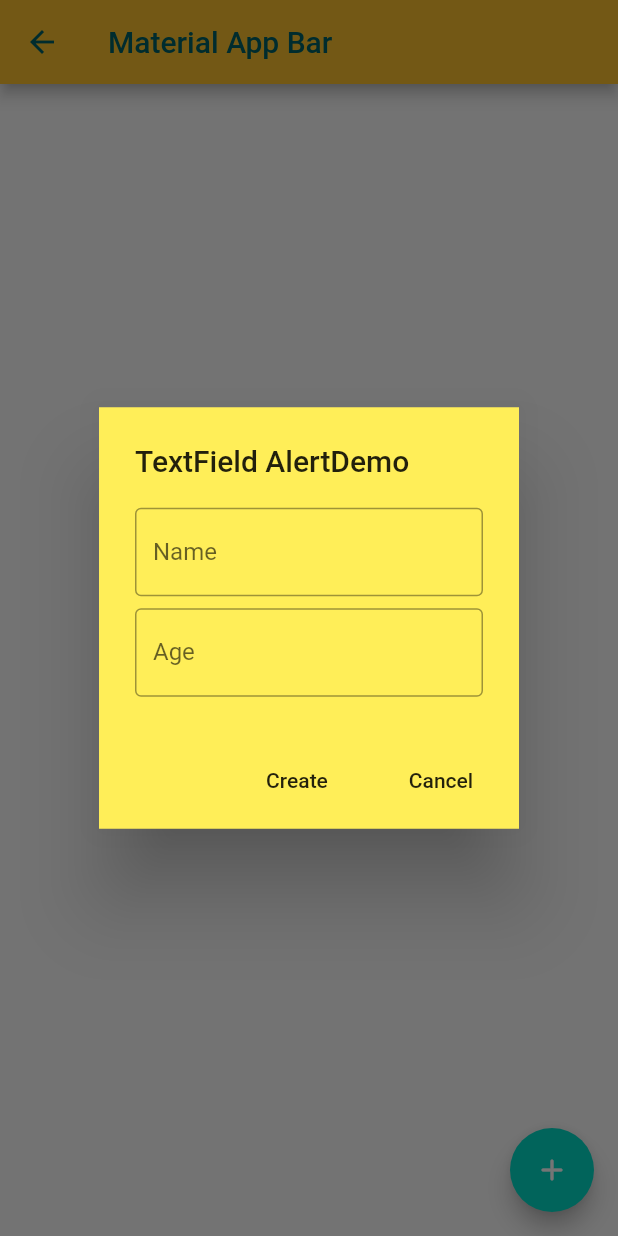
After one commit to black-coda/state_management_using_riverpod, a Flutter app: the PersonApp screen opened directly, after a tap on the "add" icon, on a phone screen of 412 x 824 dp. The commit adds this screen. Run offline on Flutter 3.47's test engine with Material 2 defaults, Android fonts, the phone set to English and light mode, and no system bars; our stand-ins replace hooks_riverpod.

Commit message:
cooking: changeNotifier ⚡

```diff
--- /dev/null
+++ b/lib/person.app.2.dart
@@ -0,0 +1,113 @@
+import 'dart:collection';
+
+import 'package:flutter/material.dart';
+import 'package:hooks_riverpod/hooks_riverpod.dart';
+import 'package:uuid/uuid.dart';
+
+@immutable
+class Person {
+  final String name;
+  final int age;
+  final String uuid;
+
+  Person({required this.name, required this.age, String? uuid})
+      : uuid = uuid ?? const Uuid().v4();
+
+  Person copyWith({
+    String? name,
+    int? age,
+  }) {
+    return Person(
+      name: name ?? this.name,
+      age: age ?? this.age,
+      uuid: uuid,
+    );
+  }
+
+  @override
+  bool operator ==(covariant Person other) {
+    if (identical(this, other)) return true;
+
+    return other.uuid == uuid;
+  }
+
+  @override
+  int get hashCode => uuid.hashCode;
+
+  String get displayName => "$name ${(age)}";
+}
+
+class PersonNotifier extends ChangeNotifier {
+  final List<Person> _people = [];
+  UnmodifiableListView<Person> get people => UnmodifiableListView(_people);
+  int get count => _people.length;
+
+  void add(Person person) {
+    _people.add(person);
+    notifyListeners();
+  }
+
+  void remove(Person person) {
+    _people.remove(person);
+    notifyListeners();
+  }
+
+  void update(Person updatedPerson) {
+    final personIndex = _people.indexOf(updatedPerson);
+    final person = _people[personIndex];
+
+    if (person.name != updatedPerson.name || person.age != updatedPerson.age) {
+      _people[personIndex] = person.copyWith(
+        name: updatedPerson.name,
+        age: updatedPerson.age,
+      );
+      notifyListeners();
+    }
+  }
+}
+
+final personProvider = ChangeNotifierProvider<PersonNotifier>((ref) {
+  return PersonNotifier();
+});
+
+final _nameController = TextEditingController();
+final _ageController = TextEditingController();
+
+Future<Person?> createOrUpdatePersonDialog(BuildContext context,
+    [Person? existingPerson]) {
+  String? name = existingPerson?.name.trim();
+  int? age = existingPerson?.age;
+
+  _nameController.text = name ?? '';
+  _ageController.text = age?.toString() ?? '';
+
+  return showDialog<Person?>(
+    context: context,
+    builder: (context) {
+      return AlertDialog(
+        title: const Text("Create Person Object"),
+        content: Column(
+          children: [
+            TextField(
+              autocorrect: true,
+              controller: _nameController,
+              decoration:
+                  const InputDecoration.collapsed(hintText: "Enter your name"),
+            )
+          ],
+        ),
+      );
+    },
+  );
+}
+
+class PersonedApp extends StatelessWidget {
+  const PersonedApp({super.key});
+
+  @override
+  Widget build(BuildContext context) {
+    return const Scaffold(
+      body: SingleChildScrollView(),
+    );
+  }
+}
--- /dev/null
+++ b/lib/person.app.dart
@@ -0,0 +1,179 @@
+// ignore_for_file: public_member_api_docs, sort_constructors_first
+import 'package:flutter/material.dart';
+import 'package:hooks_riverpod/hooks_riverpod.dart';
+import 'package:uuid/uuid.dart';
+
+@immutable
+class Person {
+  final String id;
+  final String name;
+  final String age;
+  Person({
+    required this.name,
+    required this.age,
+  }) : id = const Uuid().v4();
+
+  Person copyWith({
+    String? name,
+    String? age,
+  }) {
+    return Person(
+      name: name ?? this.name,
+      age: age ?? this.age,
+    );
+  }
+
+  @override
+  bool operator ==(covariant Person other) {
+    if (identical(this, other)) return true;
+
+    return other.name == name && other.age == age;
+  }
+
+  @override
+  int get hashCode => name.hashCode ^ age.hashCode;
+}
+
+class PersonNotifier extends StateNotifier<List<Person>> {
+  PersonNotifier() : super([]);
+
+  void create(Person person) {
+    state = [
+      ...state,
+      person,
+    ];
+  }
+
+  void update(Person person) {
+    final index = state.indexOf(person);
+    final old = state[index];
+
+    if (old.name != person.name || old.age != person.age) {
+      state[index] = old.copyWith(name: person.name, age: person.age);
+    }
+  }
+}
+
+final personProvider =
+    StateNotifierProvider<PersonNotifier, List<Person>>((ref) {
+  return PersonNotifier();
+});
+
+// class PersonApp extends ConsumerWidget {
+//   const PersonApp({super.key});
+
+//   @override
+//   Widget build(BuildContext context, WidgetRef ref) {}
+// }
+
+class PersonApp extends ConsumerStatefulWidget {
+  const PersonApp({super.key});
+
+  @override
+  ConsumerState<ConsumerStatefulWidget> createState() => _PersonAppState();
+}
+
+class _PersonAppState extends ConsumerState<PersonApp> {
+  late TextEditingController _ageController;
+  late TextEditingController _nameController;
+
+  @override
+  void initState() {
+    _ageController = TextEditingController();
+    _nameController = TextEditingController();
+    super.initState();
+  }
+
+  @override
+  void dispose() {
+    _ageController.dispose();
+    _nameController.dispose();
+    super.dispose();
+  }
+
+  _displayDialog(BuildContext context) async {
+    return showDialog(
+      context: context,
+      builder: (context) {
+        return AlertDialog(
+          backgroundColor: Colors.yellow[400],
+          title: const Text('TextField AlertDemo'),
+          shape: const RoundedRectangleBorder(),
+          content: Column(
+            mainAxisSize: MainAxisSize.min,
+            mainAxisAlignment: MainAxisAlignment.center,
+            children: [
+              TextField(
+                controller: _nameController,
+                decoration: const InputDecoration(
+                    border: OutlineInputBorder(), labelText: "Name"),
+              ),
+              const SizedBox(
+                height: 8,
+              ),
+              TextField(
+                controller: _ageController,
+                decoration: const InputDecoration(
+                    border: OutlineInputBorder(), labelText: "Age"),
+              ),
+            ],
+          ),
+          actions: <Widget>[
+            MaterialButton(
+              child: const Text('Create'),
+              onPressed: () {
+                Person individual = Person(
+                    name: _nameController.text, age: _ageController.text);
+                ref.read(personProvider.notifier).create(individual);
+                Navigator.of(context).pop();
+              },
+            ),
+            MaterialButton(
+              child: const Text('Cancel'),
+              onPressed: () {
+                Navigator.of(context).pop();
+              },
+            )
+          ],
+        );
+      },
+    );
+  }
+
+  @override
+  Widget build(BuildContext context) {
+    final people = ref.watch(personProvider);
+
+    return Scaffold(
+      appBar: AppBar(
+        title: const Text('Material App Bar'),
+      ),
+      body: Column(
+        children: [
+          Expanded(
+            child: ListView.builder(
+              itemBuilder: (context, index) {
+                return Padding(
+                  padding: const EdgeInsets.all(8.0),
+                  child: GestureDetector(
+                    onDoubleTap: null,
+                    child: ListTile(
+                      title: Text(people[index].name),
+                      tileColor: Colors.limeAccent[300],
+                      leading: CircleAvatar(child: Text(people[index].age)),
+                    ),
+                  ),
+                );
+              },
+              itemCount: people.length,
+            ),
+          ),
+        ],
+      ),
+      floatingActionButton: FloatingActionButton(
+        onPressed: () => _displayDialog(context),
+        child: const Icon(Icons.add_rounded, color: Colors.white),
+      ),
+    );
+  }
+}
```
Also changed, not shown: lib/main.dart (+27 -1 lines), lib/stream.app.dart (added, +61 -0 lines), pubspec.yaml (+1 -6 lines), lib/weather.app.dart (renamed from lib/waether.app.dart), pubspec.lock.
